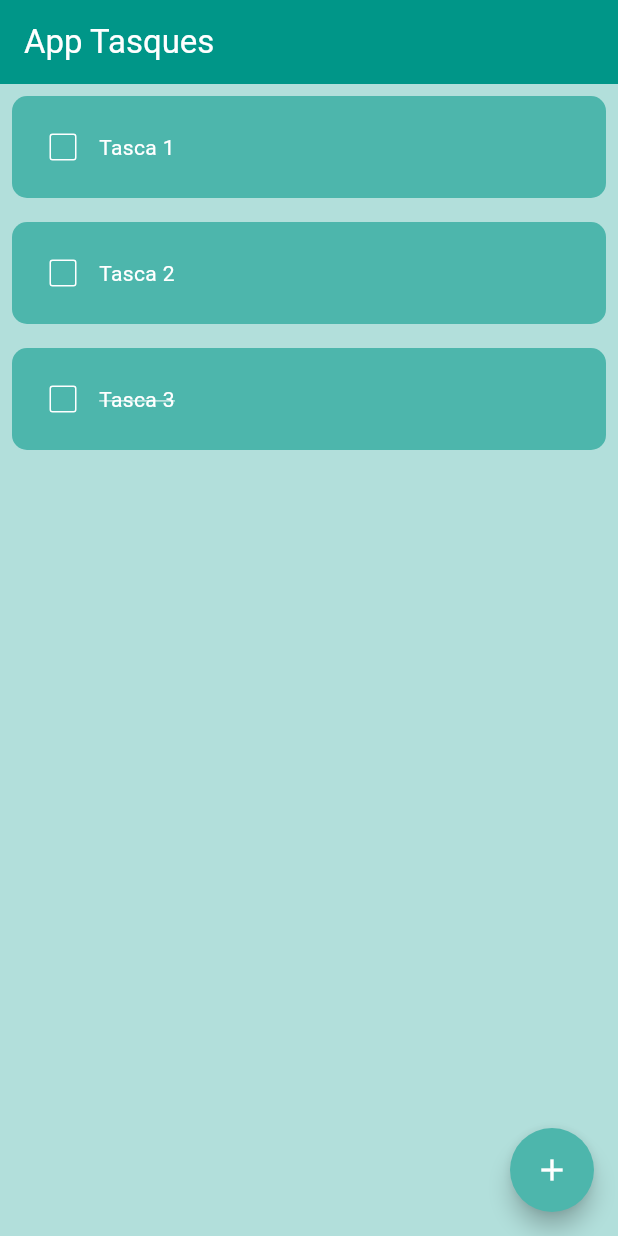
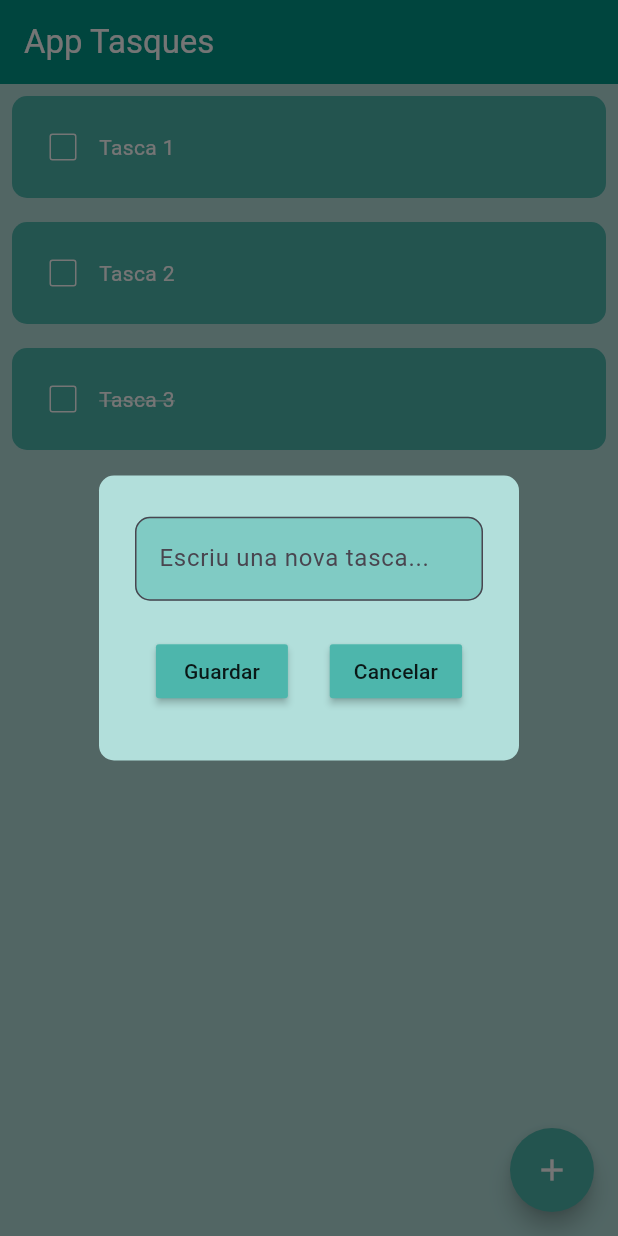
Before and after one commit to AlbertGimenezMasclans/exemple_aplicacio_tasques, a Flutter app: the screen it shows after launch, after a tap on the "add" icon, on a phone screen of 412 x 824 dp. Run offline on Flutter 3.47's test engine with Material 3 defaults, Android fonts, the phone set to English and light mode, and no system bars; drawn by our look-alikes of flutter_slidable.

Commit message:
Dialog fet i crear tasques

```diff
--- /dev/null
+++ b/lib/components/boto_dialog.dart
@@ -0,0 +1,21 @@
+import 'package:flutter/material.dart';
+
+class BotoDialog extends StatelessWidget {
+  final String textBoto;
+  final Function()? accioBoto;
+
+  const BotoDialog({
+    super.key,
+    required this.textBoto,
+    required this.accioBoto,
+  });
+
+  @override
+  Widget build(BuildContext context) {
+    return MaterialButton(
+      onPressed: accioBoto,
+      color: Colors.teal[300],
+      child: Text(textBoto),
+    );
+  }
+}
--- /dev/null
+++ b/lib/components/dialog_nova_tasca.dart
@@ -0,0 +1,57 @@
+import 'package:exemple_aplicacio_tasques/components/boto_dialog.dart';
+import 'package:flutter/material.dart';
+
+class DialogNovaTasca extends StatelessWidget {
+  final TextEditingController tecTextTasca;
+  final Function()? accioGuardar;
+  final Function()? accioCancelar;
+  const DialogNovaTasca({
+    super.key,
+    required this.tecTextTasca,
+    required this.accioGuardar,
+    required this.accioCancelar,
+  });
+
+  @override
+  Widget build(BuildContext context) {
+    return AlertDialog(
+      backgroundColor: Colors.teal[100],
+      shape: RoundedRectangleBorder(
+        borderRadius: BorderRadius.circular(10)
+      ),
+      content: Container(
+        height: 150,
+        child: Column(
+          mainAxisAlignment: MainAxisAlignment.spaceAround,
+          children: [
+            TextField(
+              controller: tecTextTasca,
+              cursorColor: Colors.teal,
+              decoration: InputDecoration(
+                hintText: "Escriu una nova tasca...",
+                border: OutlineInputBorder(
+                  borderRadius: BorderRadius.circular(10),
+                ),
+                filled: true,
+                fillColor: Colors.teal[200],
+              ),
+            ),
+            Row(
+              mainAxisAlignment: MainAxisAlignment.spaceAround,
+              children: [
+                BotoDialog(
+                  textBoto: "Guardar",
+                  accioBoto: accioGuardar,
+                ), //Botó guardar
+                BotoDialog(
+                  textBoto: "Cancelar",
+                  accioBoto: accioCancelar,
+                ), //Botó cancelar
+              ],
+            )
+          ],
+        ),
+      ),
+    );
+  }
+}
--- a/lib/pagines/pagina_principal.dart
+++ b/lib/pagines/pagina_principal.dart
@@ -1,3 +1,4 @@
+import 'package:exemple_aplicacio_tasques/components/dialog_nova_tasca.dart';
 import 'package:exemple_aplicacio_tasques/components/item_tasca.dart';
 import 'package:flutter/material.dart';
 
@@ -15,6 +16,23 @@ class _PaginaPrincipalState extends State<PaginaPrincipal> {
     {"titol": "Tasca 3", "valor": true},
   ];
 
+  TextEditingController tecTextTasca = TextEditingController();
+
+  void accioGuardar() {
+    setState(() {
+      tasquesLlista.add({
+      "titol": tecTextTasca.text,
+      "valor": false,
+      });
+    });
+    accioCancelar();
+  }
+
+  void accioCancelar() {
+    Navigator.of(context).pop();
+    tecTextTasca.clear();
+  }
+
   void canviaCheckbox(bool valorCheckBox, int posLlista) {
     setState(() {
       tasquesLlista[posLlista]["valor"] = !tasquesLlista[posLlista]["valor"];
@@ -25,6 +43,19 @@ class _PaginaPrincipalState extends State<PaginaPrincipal> {
     setState(() {
       tasquesLlista.removeAt(posLlista);
     });
+  }
+
+  void crearNovaTasca() {
+    showDialog(
+      context: context,
+      builder: (context) {
+        return DialogNovaTasca(
+          tecTextTasca: tecTextTasca,
+          accioGuardar: accioGuardar,
+          accioCancelar: accioCancelar,
+        );
+      }
+    );
   }
 
   @override
@@ -43,7 +74,7 @@ class _PaginaPrincipalState extends State<PaginaPrincipal> {
       floatingActionButton: FloatingActionButton(
         backgroundColor: Colors.teal[300],
         shape: const CircleBorder(),
-        onPressed: () {},
+        onPressed: crearNovaTasca,
         child: Icon(Icons.add, color: Colors.white),
       ),
 
```
